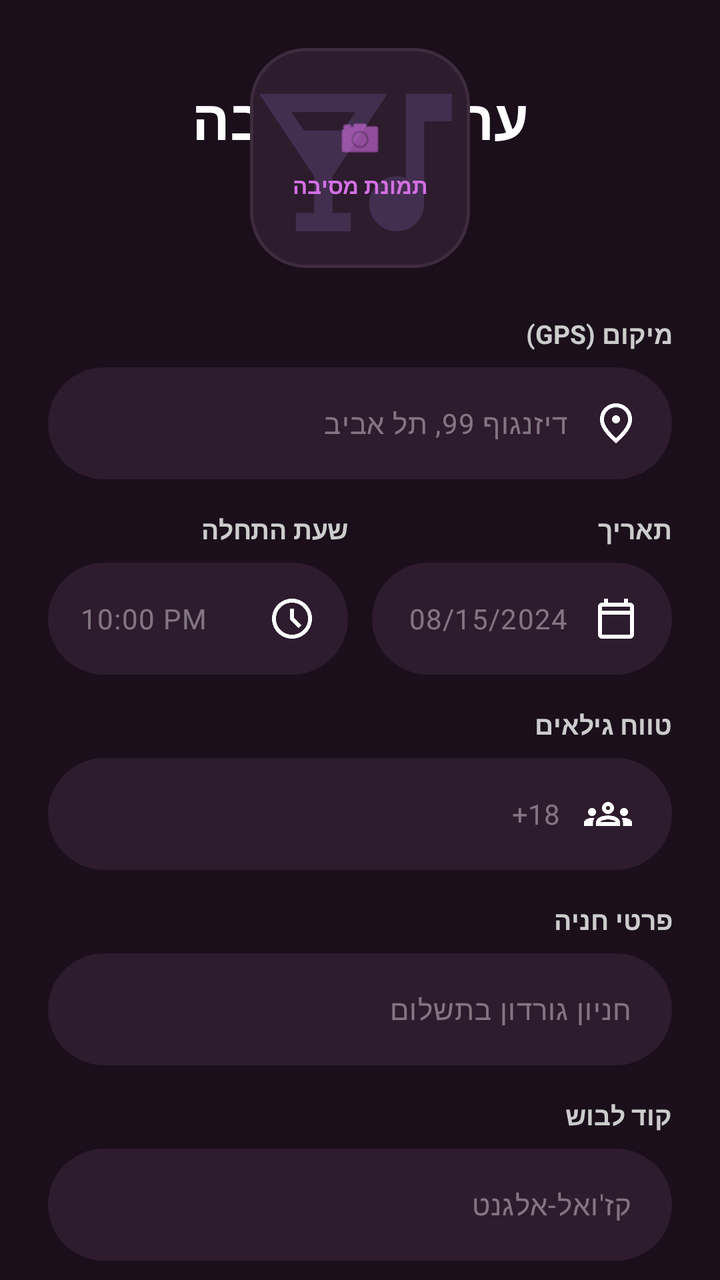
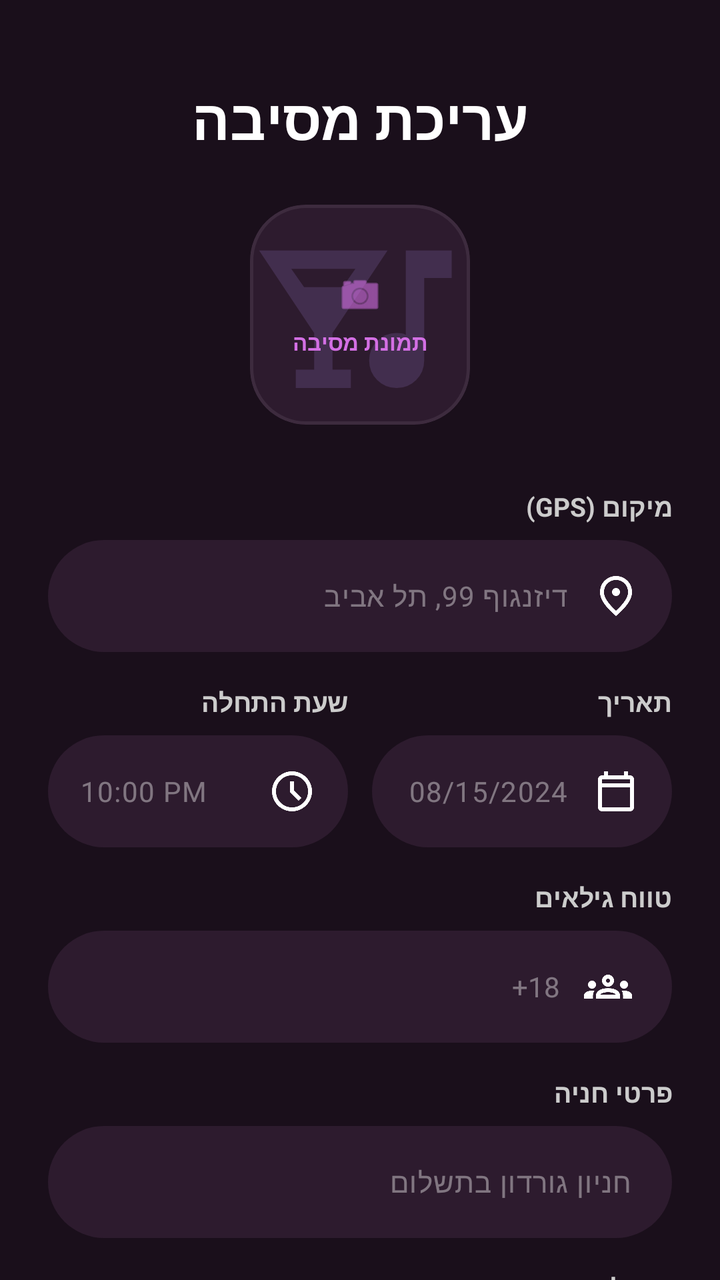

Compare the two renders of this Android layout. The source of the first and the diff that turns it into the second are given below.
<!-- AndroidManifest.xml: application theme Theme.PartyLife -->
<!-- res/layout/activity_party_details_edit.xml -->
<?xml version="1.0" encoding="utf-8"?>
<ScrollView xmlns:android="http://schemas.android.com/apk/res/android"
    xmlns:app="http://schemas.android.com/apk/res-auto"
    xmlns:tools="http://schemas.android.com/tools"
    android:layout_width="match_parent"
    android:layout_height="match_parent"
    android:background="#1A0F1B"
    android:fillViewport="true"
    android:id="@+id/partyEdit"
    android:scrollbars="none">

    <androidx.constraintlayout.widget.ConstraintLayout
        android:id="@+id/main"
        android:layout_width="match_parent"
        android:layout_height="wrap_content"
        android:padding="24dp"
        android:layoutDirection="rtl">

        
        <TextView
            android:id="@+id/tvTitle"
            android:layout_width="wrap_content"
            android:layout_height="wrap_content"
            android:layout_marginTop="16dp"
            android:text="עריכת מסיבה"
            android:textColor="#FFFFFF"
            android:textSize="28sp"
            android:textStyle="bold"
            app:layout_constraintEnd_toEndOf="parent"
            app:layout_constraintStart_toStartOf="parent"
            app:layout_constraintTop_toTopOf="parent" />

        <com.google.android.material.card.MaterialCardView
            android:id="@+id/cvPartyImage"
            android:layout_width="110dp"
            android:layout_height="110dp"
            android:layout_marginTop="24dp"
            app:cardBackgroundColor="#2D1B2E"
            app:cardCornerRadius="28dp"
            app:strokeWidth="1.5dp"
            app:strokeColor="#3D2B3E"
            app:layout_constraintEnd_toEndOf="parent"
            app:layout_constraintStart_toStartOf="parent"
            app:layout_constraintTop_toBottomOf="@id/tvSubtitle">

            <RelativeLayout
                android:layout_width="match_parent"
                android:layout_height="match_parent">

                <ImageView
                    android:id="@+id/ivSelectedPartyImage"
                    android:layout_width="match_parent"
                    android:layout_height="match_parent"
                    android:scaleType="centerCrop"
                    android:src="@drawable/partyicon"
                    android:alpha="0.2"
                    app:tint="#9575CD" />

                <LinearLayout
                    android:layout_width="wrap_content"
                    android:layout_height="wrap_content"
                    android:layout_centerInParent="true"
                    android:gravity="center"
                    android:orientation="vertical">

                    <ImageView
                        android:layout_width="24dp"
                        android:layout_height="24dp"
                        android:src="@android:drawable/ic_menu_camera"
                        app:tint="#D36FE4" />

                    <TextView
                        android:layout_width="wrap_content"
                        android:layout_height="wrap_content"
                        android:layout_marginTop="4dp"
                        android:text="תמונת מסיבה"
                        android:textColor="#D36FE4"
                        android:textSize="11sp"
                        android:textStyle="bold" />
                </LinearLayout>
            </RelativeLayout>
        </com.google.android.material.card.MaterialCardView>


        
        <TextView
            android:id="@+id/tvLocationLabel"
            android:layout_width="match_parent"
            android:layout_height="wrap_content"
            android:layout_marginTop="24dp"
            android:text="מיקום (GPS)"
            android:textColor="#CCCCCC"
            android:textSize="13sp"
            android:textStyle="bold"
            android:gravity="start"
            app:layout_constraintTop_toBottomOf="@id/cvPartyImage" />

        <com.google.android.material.textfield.TextInputLayout
            android:id="@+id/tilLocation"
            android:layout_width="match_parent"
            android:layout_height="wrap_content"
            android:layout_marginTop="8dp"
            app:hintEnabled="false"
            app:boxBackgroundColor="#2D1B2E"
            app:boxBackgroundMode="filled"
            app:boxCornerRadiusBottomEnd="28dp"
            app:boxCornerRadiusBottomStart="28dp"
            app:boxCornerRadiusTopEnd="28dp"
            app:boxCornerRadiusTopStart="28dp"
            app:boxStrokeWidth="0dp"
            app:layout_constraintTop_toBottomOf="@id/tvLocationLabel">

            <com.google.android.material.textfield.TextInputEditText
                android:id="@+id/etLocation"
                android:layout_width="match_parent"
                android:layout_height="56dp"
                android:hint="דיזנגוף 99, תל אביב"
                android:textColorHint="#66FFFFFF"
                android:textColor="#FFFFFF"
                android:textSize="14sp"
                android:gravity="center_vertical|start"
                android:drawableStart="@drawable/locationicon"
                android:drawablePadding="12dp"
                android:paddingStart="16dp"
                android:paddingEnd="16dp"
                android:background="@null" />
        </com.google.android.material.textfield.TextInputLayout>

        
        <LinearLayout
            android:id="@+id/rowDateTime"
            android:layout_width="match_parent"
            android:layout_height="wrap_content"
            android:layout_marginTop="16dp"
            android:orientation="horizontal"
            app:layout_constraintTop_toBottomOf="@id/tilLocation">

            
            <LinearLayout
                android:layout_width="0dp"
                android:layout_height="wrap_content"
                android:layout_weight="1"
                android:layout_marginEnd="12dp"
                android:orientation="vertical">

                <TextView
                    android:layout_width="wrap_content"
                    android:layout_height="wrap_content"
                    android:text="תאריך"
                    android:textColor="#CCCCCC"
                    android:textSize="13sp"
                    android:textStyle="bold" />

                <com.google.android.material.textfield.TextInputLayout
                    android:layout_width="match_parent"
                    android:layout_height="wrap_content"
                    android:layout_marginTop="8dp"
                    app:hintEnabled="false"
                    app:boxBackgroundColor="#2D1B2E"
                    app:boxBackgroundMode="filled"
                    app:boxCornerRadiusBottomEnd="28dp"
                    app:boxCornerRadiusBottomStart="28dp"
                    app:boxCornerRadiusTopEnd="28dp"
                    app:boxCornerRadiusTopStart="28dp"
                    app:boxStrokeWidth="0dp">

                    <com.google.android.material.textfield.TextInputEditText
                        android:id="@+id/etDate"
                        android:layout_width="match_parent"
                        android:layout_height="56dp"
                        android:hint="08/15/2024"
                        android:focusable="false"
                        android:clickable="true"
                        android:textColorHint="#66FFFFFF"
                        android:textColor="#FFFFFF"
                        android:textSize="14sp"
                        android:gravity="center_vertical|start"
                        android:drawableStart="@drawable/date_icon"
                        android:drawablePadding="12dp"
                        android:paddingStart="16dp"
                        android:paddingEnd="16dp"
                        android:background="@null" />
                </com.google.android.material.textfield.TextInputLayout>
            </LinearLayout>

            
            <LinearLayout
                android:layout_width="0dp"
                android:layout_height="wrap_content"
                android:layout_weight="1"
                android:orientation="vertical">

                <TextView
                    android:layout_width="wrap_content"
                    android:layout_height="wrap_content"
                    android:text="שעת התחלה"
                    android:textColor="#CCCCCC"
                    android:textSize="13sp"
                    android:textStyle="bold" />

                <com.google.android.material.textfield.TextInputLayout
                    android:layout_width="match_parent"
                    android:layout_height="wrap_content"
                    android:layout_marginTop="8dp"
                    app:hintEnabled="false"
                    app:boxBackgroundColor="#2D1B2E"
                    app:boxBackgroundMode="filled"
                    app:boxCornerRadiusBottomEnd="28dp"
                    app:boxCornerRadiusBottomStart="28dp"
                    app:boxCornerRadiusTopEnd="28dp"
                    app:boxCornerRadiusTopStart="28dp"
                    app:boxStrokeWidth="0dp">

                    <com.google.android.material.textfield.TextInputEditText
                        android:id="@+id/etTime"
                        android:layout_width="match_parent"
                        android:layout_height="56dp"
                        android:hint="10:00 PM"
                        android:focusable="false"
                        android:clickable="true"
                        android:textColorHint="#66FFFFFF"
                        android:textColor="#FFFFFF"
                        android:textSize="14sp"
                        android:gravity="center_vertical|start"
                        android:drawableStart="@drawable/time_icon"
                        android:drawablePadding="12dp"
                        android:paddingStart="16dp"
                        android:paddingEnd="16dp"
                        android:background="@null" />
                </com.google.android.material.textfield.TextInputLayout>
            </LinearLayout>
        </LinearLayout>

        
        <TextView
            android:id="@+id/tvAgeLabel"
            android:layout_width="match_parent"
            android:layout_height="wrap_content"
            android:layout_marginTop="16dp"
            android:text="טווח גילאים"
            android:textColor="#CCCCCC"
            android:textSize="13sp"
            android:textStyle="bold"
            android:gravity="start"
            app:layout_constraintTop_toBottomOf="@id/rowDateTime" />

        <com.google.android.material.textfield.TextInputLayout
            android:id="@+id/tilAge"
            android:layout_width="match_parent"
            android:layout_height="wrap_content"
            android:layout_marginTop="8dp"
            app:hintEnabled="false"
            app:boxBackgroundColor="#2D1B2E"
            app:boxBackgroundMode="filled"
            app:boxCornerRadiusBottomEnd="28dp"
            app:boxCornerRadiusBottomStart="28dp"
            app:boxCornerRadiusTopEnd="28dp"
            app:boxCornerRadiusTopStart="28dp"
            app:boxStrokeWidth="0dp"
            app:layout_constraintTop_toBottomOf="@id/tvAgeLabel">

            <AutoCompleteTextView
                android:id="@+id/inputAge"
                android:layout_width="match_parent"
                android:layout_height="56dp"
                android:hint="18+"
                android:inputType="none"
                android:textColor="#FFFFFF"
                android:textColorHint="#66FFFFFF"
                android:textSize="14sp"
                android:gravity="center_vertical|start"
                android:drawableStart="@drawable/groups_icon"
                android:drawablePadding="12dp"
                android:paddingStart="20dp"
                android:paddingEnd="20dp"
                android:background="@null" />
        </com.google.android.material.textfield.TextInputLayout>

        
        <TextView
            android:id="@+id/tvParkingLabel"
            android:layout_width="match_parent"
            android:layout_height="wrap_content"
            android:layout_marginTop="16dp"
            android:text="פרטי חניה"
            android:textColor="#CCCCCC"
            android:textSize="13sp"
            android:textStyle="bold"
            android:gravity="start"
            app:layout_constraintTop_toBottomOf="@id/tilAge" />

        <com.google.android.material.textfield.TextInputLayout
            android:id="@+id/tilParking"
            android:layout_width="match_parent"
            android:layout_height="wrap_content"
            android:layout_marginTop="8dp"
            app:hintEnabled="false"
            app:boxBackgroundColor="#2D1B2E"
            app:boxBackgroundMode="filled"
            app:boxCornerRadiusBottomEnd="28dp"
            app:boxCornerRadiusBottomStart="28dp"
            app:boxCornerRadiusTopEnd="28dp"
            app:boxCornerRadiusTopStart="28dp"
            app:boxStrokeWidth="0dp"
            app:layout_constraintTop_toBottomOf="@id/tvParkingLabel">

            <com.google.android.material.textfield.TextInputEditText
                android:id="@+id/etParking"
                android:layout_width="match_parent"
                android:layout_height="56dp"
                android:hint="חניון גורדון בתשלום"
                android:textColorHint="#66FFFFFF"
                android:textColor="#FFFFFF"
                android:textSize="14sp"
                android:gravity="center_vertical|start"
                android:paddingStart="20dp"
                android:paddingEnd="20dp"
                android:background="@null" />
        </com.google.android.material.textfield.TextInputLayout>

        
        <TextView
            android:id="@+id/tvDressCodeLabel"
            android:layout_width="match_parent"
            android:layout_height="wrap_content"
            android:layout_marginTop="16dp"
            android:text="קוד לבוש"
            android:textColor="#CCCCCC"
            android:textSize="13sp"
            android:textStyle="bold"
            android:gravity="start"
            app:layout_constraintTop_toBottomOf="@id/tilParking" />

        <com.google.android.material.textfield.TextInputLayout
            android:id="@+id/tilDressCode"
            android:layout_width="match_parent"
            android:layout_height="wrap_content"
            android:layout_marginTop="8dp"
            app:hintEnabled="false"
            app:boxBackgroundColor="#2D1B2E"
            app:boxBackgroundMode="filled"
            app:boxCornerRadiusBottomEnd="28dp"
            app:boxCornerRadiusBottomStart="28dp"
            app:boxCornerRadiusTopEnd="28dp"
            app:boxCornerRadiusTopStart="28dp"
            app:boxStrokeWidth="0dp"
            app:layout_constraintTop_toBottomOf="@id/tvDressCodeLabel">

            <com.google.android.material.textfield.TextInputEditText
                android:id="@+id/etDressCodeEdit"
                android:layout_width="match_parent"
                android:layout_height="56dp"
                android:hint="קז'ואל-אלגנט"
                android:textColorHint="#66FFFFFF"
                android:textColor="#FFFFFF"
                android:textSize="14sp"
                android:gravity="center_vertical|start"
                android:paddingStart="20dp"
                android:paddingEnd="20dp"
                android:background="@null" />
        </com.google.android.material.textfield.TextInputLayout>

        
        <TextView
            android:id="@+id/tvPhoneLabel"
            android:layout_width="match_parent"
            android:layout_height="wrap_content"
            android:layout_marginTop="16dp"
            android:text="טלפון מארגן"
            android:textColor="#CCCCCC"
            android:textSize="13sp"
            android:textStyle="bold"
            android:gravity="start"
            app:layout_constraintTop_toBottomOf="@id/tilDressCode" />

        <com.google.android.material.textfield.TextInputLayout
            android:id="@+id/tilPhone"
            android:layout_width="match_parent"
            android:layout_height="wrap_content"
            android:layout_marginTop="8dp"
            app:hintEnabled="false"
            app:boxBackgroundColor="#2D1B2E"
            app:boxBackgroundMode="filled"
            app:boxCornerRadiusBottomEnd="28dp"
            app:boxCornerRadiusBottomStart="28dp"
            app:boxCornerRadiusTopEnd="28dp"
            app:boxCornerRadiusTopStart="28dp"
            app:boxStrokeWidth="0dp"
            app:layout_constraintTop_toBottomOf="@id/tvPhoneLabel">

            <com.google.android.material.textfield.TextInputEditText
                android:id="@+id/etPhone"
                android:layout_width="match_parent"
                android:layout_height="56dp"
                android:hint="054-1234567"
                android:inputType="phone"
                android:textColorHint="#66FFFFFF"
                android:textColor="#FFFFFF"
                android:textSize="14sp"
                android:gravity="start|center_vertical"
                android:textDirection="rtl"
                android:drawableStart="@android:drawable/ic_menu_call"
                android:drawablePadding="12dp"
                android:paddingStart="20dp"
                android:paddingEnd="20dp"
                android:background="@null" />
        </com.google.android.material.textfield.TextInputLayout>

        
        <com.google.android.material.button.MaterialButton
            android:id="@+id/btnSaveChanges"
            android:layout_width="match_parent"
            android:layout_height="56dp"
            android:layout_marginTop="40dp"
            android:text="שמור שינויים"
            android:textColor="#FFFFFF"
            android:textSize="16sp"
            android:textStyle="bold"
            android:background="@drawable/button_gradient"
            app:backgroundTint="@null"
            app:cornerRadius="28dp"
            app:layout_constraintTop_toBottomOf="@id/tilPhone" />

        
        <com.google.android.material.button.MaterialButton
            android:id="@+id/btnViewEvents"
            android:layout_width="match_parent"
            android:layout_height="56dp"
            android:layout_marginTop="16dp"
            android:layout_marginBottom="24dp"
            android:text="צפייה באירועי הגעה"
            android:textColor="#EE2B9C"
            android:textSize="16sp"
            android:textStyle="bold"
            app:backgroundTint="@android:color/transparent"
            app:strokeColor="#EE2B9C"
            app:strokeWidth="2dp"
            app:cornerRadius="28dp"
            app:layout_constraintBottom_toBottomOf="parent"
            app:layout_constraintTop_toBottomOf="@id/btnSaveChanges" />

    </androidx.constraintlayout.widget.ConstraintLayout>

</ScrollView>
<!-- resources referenced by this layout -->
<resources>
  <!-- drawable button_gradient (drawable) -->
  <?xml version="1.0" encoding="utf-8"?>
  <shape xmlns:android="http://schemas.android.com/apk/res/android">
      <gradient
          android:startColor="#CC56E2"
          android:endColor="#BA39D5"
          android:angle="0"/>
      <corners android:radius="25dp"/>
  </shape>
  <!-- drawable date_icon (drawable) -->
  <vector xmlns:android="http://schemas.android.com/apk/res/android"
      android:width="24dp"
      android:height="24dp"
      android:viewportWidth="960"
      android:viewportHeight="960">
    <path
        android:pathData="M200,880q-33,0 -56.5,-23.5T120,800v-560q0,-33 23.5,-56.5T200,160h40v-80h80v80h320v-80h80v80h40q33,0 56.5,23.5T840,240v560q0,33 -23.5,56.5T760,880L200,880ZM200,800h560v-400L200,400v400ZM200,320h560v-80L200,240v80ZM200,320v-80,80Z"
        android:fillColor="#FFFFFF"/>
  </vector>
  <!-- drawable groups_icon (drawable) -->
  <vector xmlns:android="http://schemas.android.com/apk/res/android"
      android:width="24dp"
      android:height="24dp"
      android:viewportWidth="960"
      android:viewportHeight="960">
    <path
        android:pathData="M0,720v-63q0,-43 44,-70t116,-27q13,0 25,0.5t23,2.5q-14,21 -21,44t-7,48v65L0,720ZM240,720v-65q0,-32 17.5,-58.5T307,550q32,-20 76.5,-30t96.5,-10q53,0 97.5,10t76.5,30q32,20 49,46.5t17,58.5v65L240,720ZM780,720v-65q0,-26 -6.5,-49T754,563q11,-2 22.5,-2.5t23.5,-0.5q72,0 116,26.5t44,70.5v63L780,720ZM325,640h311q-10,-20 -55.5,-35T480,590q-55,0 -100.5,15T325,640ZM160,520q-33,0 -56.5,-23.5T80,440q0,-34 23.5,-57t56.5,-23q34,0 57,23t23,57q0,33 -23,56.5T160,520ZM800,520q-33,0 -56.5,-23.5T720,440q0,-34 23.5,-57t56.5,-23q34,0 57,23t23,57q0,33 -23,56.5T800,520ZM480,480q-50,0 -85,-35t-35,-85q0,-51 35,-85.5t85,-34.5q51,0 85.5,34.5T600,360q0,50 -34.5,85T480,480ZM480,400q17,0 28.5,-11.5T520,360q0,-17 -11.5,-28.5T480,320q-17,0 -28.5,11.5T440,360q0,17 11.5,28.5T480,400ZM481,640ZM480,360Z"
        android:fillColor="#FFFFFF"/>
  </vector>
  <!-- drawable locationicon (drawable) -->
  <vector xmlns:android="http://schemas.android.com/apk/res/android"
      android:width="24dp"
      android:height="24dp"
      android:viewportWidth="960"
      android:viewportHeight="960">
    <path
        android:pathData="M480,480q33,0 56.5,-23.5T560,400q0,-33 -23.5,-56.5T480,320q-33,0 -56.5,23.5T400,400q0,33 23.5,56.5T480,480ZM480,774q122,-112 181,-203.5T720,408q0,-109 -69.5,-178.5T480,160q-101,0 -170.5,69.5T240,408q0,71 59,162.5T480,774ZM480,880Q319,743 239.5,625.5T160,408q0,-150 96.5,-239T480,80q127,0 223.5,89T800,408q0,100 -79.5,217.5T480,880ZM480,400Z"
        android:fillColor="#FFFFFF"/>
  </vector>
  <!-- drawable partyicon (drawable) -->
  <vector xmlns:android="http://schemas.android.com/apk/res/android"
      android:width="24dp"
      android:height="24dp"
      android:viewportWidth="960"
      android:viewportHeight="960">
    <path
        android:pathData="M200,800v-80h80v-160L40,200h560L360,560v160h80v80L200,800ZM236,360h168l56,-80L180,280l56,80ZM640,800q-50,0 -85,-35t-35,-85q0,-50 35,-85t85,-35q11,0 21,1.5t19,6.5v-368h200v120L760,320v360q0,50 -35,85t-85,35Z"
        android:fillColor="#FFFFFF"/>
  </vector>
  <!-- drawable time_icon (drawable) -->
  <vector xmlns:android="http://schemas.android.com/apk/res/android"
      android:width="24dp"
      android:height="24dp"
      android:viewportWidth="960"
      android:viewportHeight="960">
    <path
        android:pathData="m612,668 l56,-56 -148,-148v-184h-80v216l172,172ZM480,880q-83,0 -156,-31.5T197,763q-54,-54 -85.5,-127T80,480q0,-83 31.5,-156T197,197q54,-54 127,-85.5T480,80q83,0 156,31.5T763,197q54,54 85.5,127T880,480q0,83 -31.5,156T763,763q-54,54 -127,85.5T480,880ZM480,480ZM480,800q133,0 226.5,-93.5T800,480q0,-133 -93.5,-226.5T480,160q-133,0 -226.5,93.5T160,480q0,133 93.5,226.5T480,800Z"
        android:fillColor="#FFFFFF"/>
  </vector>
  <style name="Theme.PartyLife" parent="Base.Theme.PartyLife" />
  <style name="Base.Theme.PartyLife" parent="Theme.Material3.Dark.NoActionBar">
        
  
      </style>
</resources>

<!-- the commit's change to res/layout/activity_party_details_edit.xml (unified diff, before → after) -->
@@ -30,6 +30,7 @@
             app:layout_constraintStart_toStartOf="parent"
             app:layout_constraintTop_toTopOf="parent" />
 
+        
         <com.google.android.material.card.MaterialCardView
             android:id="@+id/cvPartyImage"
             android:layout_width="110dp"
@@ -41,7 +42,7 @@
             app:strokeColor="#3D2B3E"
             app:layout_constraintEnd_toEndOf="parent"
             app:layout_constraintStart_toStartOf="parent"
-            app:layout_constraintTop_toBottomOf="@id/tvSubtitle">
+            app:layout_constraintTop_toBottomOf="@id/tvTitle">
 
             <RelativeLayout
                 android:layout_width="match_parent"
@@ -81,13 +82,12 @@
             </RelativeLayout>
         </com.google.android.material.card.MaterialCardView>
 
-
         
         <TextView
             android:id="@+id/tvLocationLabel"
             android:layout_width="match_parent"
             android:layout_height="wrap_content"
-            android:layout_marginTop="24dp"
+            android:layout_marginTop="32dp"
             android:text="מיקום (GPS)"
             android:textColor="#CCCCCC"
             android:textSize="13sp"
